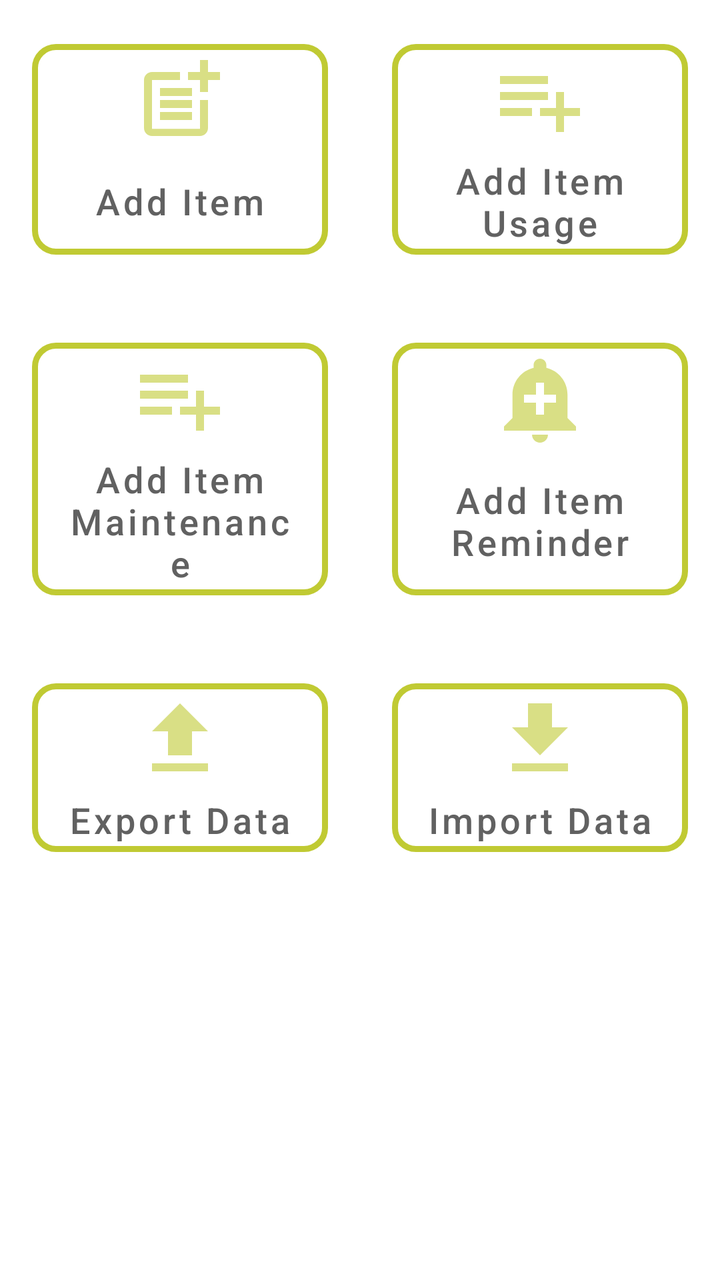
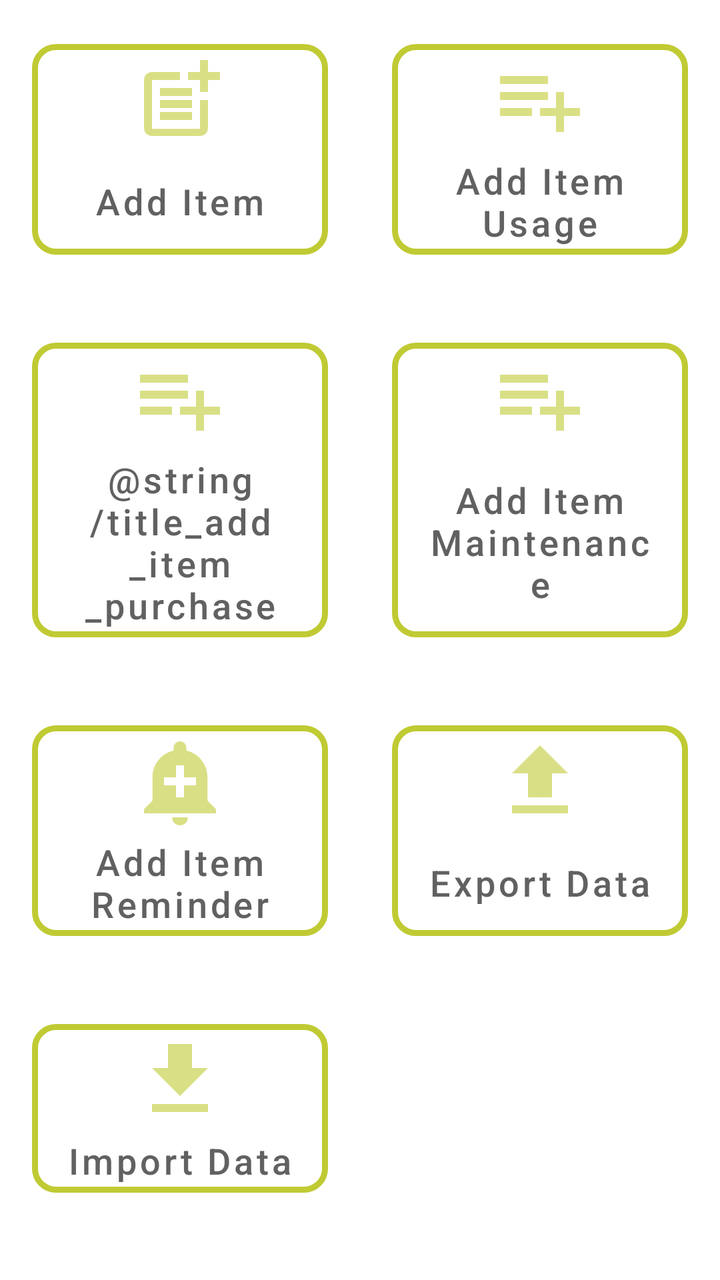

Before-and-after screenshots of an Android layout around one commit, followed by the original layout XML and the change that was made.
<!-- AndroidManifest.xml: application theme Theme.Apersonalstuff -->
<!-- res/layout/page_home.xml -->
<?xml version="1.0" encoding="utf-8"?>
<androidx.drawerlayout.widget.DrawerLayout xmlns:android="http://schemas.android.com/apk/res/android"
    xmlns:app="http://schemas.android.com/apk/res-auto"
    android:id="@+id/drawer"
    android:layout_width="match_parent"
    android:layout_height="match_parent">

    <LinearLayout
        android:layout_width="match_parent"
        android:layout_height="match_parent"
        android:orientation="vertical">

        <FrameLayout
            android:id="@+id/container_app_bar"
            android:layout_width="match_parent"
            android:layout_height="wrap_content" />

        <GridLayout
            android:layout_width="match_parent"
            android:layout_height="wrap_content"
            android:columnCount="@integer/grid_column_count">

            <com.google.android.material.button.MaterialButton
                android:id="@+id/button_add_item"
                style="@style/Theme.Apersonalstuff.HomeMenuButton"
                android:layout_width="0dp"
                android:layout_height="wrap_content"
                android:layout_columnWeight="1"
                android:layout_gravity="fill"
                android:gravity="center"
                android:text="@string/title_add_item"
                app:icon="@drawable/ic_post_add_black" />

            <com.google.android.material.button.MaterialButton
                android:id="@+id/button_add_item_usage"
                style="@style/Theme.Apersonalstuff.HomeMenuButton"
                android:layout_width="0dp"
                android:layout_height="wrap_content"
                android:layout_columnWeight="1"
                android:layout_gravity="fill"
                android:gravity="center"
                android:text="@string/title_add_item_usage"
                app:icon="@drawable/ic_playlist_add_black" />

            <com.google.android.material.button.MaterialButton
                android:id="@+id/button_add_item_maintenance"
                style="@style/Theme.Apersonalstuff.HomeMenuButton"
                android:layout_width="0dp"
                android:layout_height="wrap_content"
                android:layout_columnWeight="1"
                android:layout_gravity="fill"
                android:gravity="center"
                android:text="@string/title_add_item_maintenance"
                app:icon="@drawable/ic_playlist_add_black" />

            <com.google.android.material.button.MaterialButton
                android:id="@+id/button_add_item_reminder"
                style="@style/Theme.Apersonalstuff.HomeMenuButton"
                android:layout_width="0dp"
                android:layout_height="wrap_content"
                android:layout_columnWeight="1"
                android:layout_gravity="fill"
                android:gravity="center"
                android:text="@string/title_add_item_reminder"
                app:icon="@drawable/ic_add_alert_black" />

            <com.google.android.material.button.MaterialButton
                android:id="@+id/button_export"
                style="@style/Theme.Apersonalstuff.HomeMenuButton"
                android:layout_width="0dp"
                android:layout_height="wrap_content"
                android:layout_columnWeight="1"
                android:layout_gravity="fill"
                android:gravity="center"
                android:text="@string/export_data"
                app:icon="@drawable/ic_file_upload_black" />

            <com.google.android.material.button.MaterialButton
                android:id="@+id/button_import"
                style="@style/Theme.Apersonalstuff.HomeMenuButton"
                android:layout_width="0dp"
                android:layout_height="wrap_content"
                android:layout_columnWeight="1"
                android:layout_gravity="fill"
                android:gravity="center"
                android:text="@string/import_data"
                app:icon="@drawable/ic_file_download_black" />
        </GridLayout>
        <TextView
            android:id="@+id/text_backup_progress"
            android:layout_width="match_parent"
            android:layout_height="wrap_content"
            android:gravity="center"
            android:padding="8dp"
            android:textColor="?attr/colorOnSurface"
            android:visibility="gone"
            android:text="" />
    </LinearLayout>

    <androidx.appcompat.widget.LinearLayoutCompat
        android:id="@+id/nav_view"
        android:layout_width="match_parent"
        android:layout_height="match_parent"
        android:layout_gravity="start"
        android:background="?attr/colorOnPrimary"
        android:orientation="vertical">

        <FrameLayout
            android:layout_width="match_parent"
            android:layout_height="100dp"
            android:background="?attr/colorSecondary" />

        <com.google.android.material.button.MaterialButton
            android:id="@+id/menu_items"
            style="@style/Theme.Apersonalstuff.BorderlessMenuButton"
            android:layout_width="match_parent"
            android:layout_height="wrap_content"
            android:text="@string/title_items"
            app:icon="@drawable/ic_list_alt_black" />

        <com.google.android.material.button.MaterialButton
            android:id="@+id/menu_settings"
            style="@style/Theme.Apersonalstuff.BorderlessMenuButton"
            android:layout_width="match_parent"
            android:layout_height="wrap_content"
            android:text="@string/settings"
            app:icon="@drawable/ic_settings_black" />

        <com.google.android.material.button.MaterialButton
            android:id="@+id/menu_donation"
            style="@style/Theme.Apersonalstuff.BorderlessMenuButton"
            android:layout_width="match_parent"
            android:layout_height="wrap_content"
            android:text="@string/buy_developer_a_coffee"
            app:icon="@drawable/ic_coffee_black" />

    </androidx.appcompat.widget.LinearLayoutCompat>
</androidx.drawerlayout.widget.DrawerLayout>
<!-- resources referenced by this layout -->
<resources>
  <!-- drawable ic_coffee_black (drawable-anydpi) -->
  <vector xmlns:android="http://schemas.android.com/apk/res/android"
      android:width="24dp"
      android:height="24dp"
      android:viewportWidth="24"
      android:viewportHeight="24"
      android:tint="#333333"
      android:alpha="0.6">
      <path
          android:fillColor="@android:color/white"
          android:pathData="M18.5,3H6C4.9,3 4,3.9 4,5v5.71c0,3.83 2.95,7.18 6.78,7.29c3.96,0.12 7.22,-3.06 7.22,-7v-1h0.5c1.93,0 3.5,-1.57 3.5,-3.5S20.43,3 18.5,3zM16,5v3H6V5H16zM18.5,8H18V5h0.5C19.33,5 20,5.67 20,6.5S19.33,8 18.5,8zM4,19h16v2H4V19z" />
  </vector>
  <!-- drawable ic_file_download_black (drawable-anydpi) -->
  <?xml version="1.0" encoding="utf-8"?>
  <vector xmlns:android="http://schemas.android.com/apk/res/android"
      android:width="24dp"
      android:height="24dp"
      android:viewportWidth="24"
      android:viewportHeight="24"
      android:tint="#333333"
      android:alpha="0.6">
      <path
          android:fillColor="@android:color/white"
          android:pathData="M19,9h-4V3H9v6H5l7,7 7,-7zM5,18v2h14v-2H5z" />
  </vector>
  <!-- drawable ic_file_upload_black (drawable-anydpi) -->
  <?xml version="1.0" encoding="utf-8"?>
  <vector xmlns:android="http://schemas.android.com/apk/res/android"
      android:width="24dp"
      android:height="24dp"
      android:viewportWidth="24"
      android:viewportHeight="24"
      android:tint="#333333"
      android:alpha="0.6">
      <path
          android:fillColor="@android:color/white"
          android:pathData="M9,16h6v-6h4l-7,-7 -7,7h4v6zM5,18h14v2H5v-2z" />
  </vector>
  <!-- drawable ic_list_alt_black (drawable-anydpi) -->
  <vector xmlns:android="http://schemas.android.com/apk/res/android"
      android:width="24dp"
      android:height="24dp"
      android:viewportWidth="24"
      android:viewportHeight="24"
      android:tint="#333333"
      android:alpha="0.6">
      <path
          android:fillColor="@android:color/white"
          android:pathData="M19,5v14L5,19L5,5h14m1.1,-2L3.9,3c-0.5,0 -0.9,0.4 -0.9,0.9v16.2c0,0.4 0.4,0.9 0.9,0.9h16.2c0.4,0 0.9,-0.5 0.9,-0.9L21,3.9c0,-0.5 -0.5,-0.9 -0.9,-0.9zM11,7h6v2h-6L11,7zM11,11h6v2h-6v-2zM11,15h6v2h-6zM7,7h2v2L7,9zM7,11h2v2L7,13zM7,15h2v2L7,17z" />
  </vector>
  <!-- drawable ic_playlist_add_black (drawable-anydpi) -->
  <vector xmlns:android="http://schemas.android.com/apk/res/android"
      android:width="24dp"
      android:height="24dp"
      android:viewportWidth="24"
      android:viewportHeight="24"
      android:tint="#333333"
      android:alpha="0.6">
      <path
          android:fillColor="@android:color/white"
          android:pathData="M14,10L2,10v2h12v-2zM14,6L2,6v2h12L14,6zM18,14v-4h-2v4h-4v2h4v4h2v-4h4v-2h-4zM2,16h8v-2L2,14v2z" />
  </vector>
  <integer name="grid_column_count">2</integer>
  <string name="buy_developer_a_coffee">Buy developer a coffee</string>
  <string name="export_data">Export Data</string>
  <string name="import_data">Import Data</string>
  <string name="settings">Settings</string>
  <string name="title_add_item">Add Item</string>
  <string name="title_add_item_maintenance">Add Item Maintenance</string>
  <string name="title_add_item_reminder">Add Item Reminder</string>
  <string name="title_add_item_usage">Add Item Usage</string>
  <string name="title_items">Items</string>
  <color name="daynight_gray_700_white">@color/gray_700</color>
  <dimen name="text_nav_menu">18sp</dimen>
  <color name="light_green_600">#7CB342</color>
  <color name="light_green_200">#C5E1A5</color>
  <color name="white">#FFFFFFFF</color>
  <color name="lime_600">#C0CA33</color>
  <color name="green_600">#43A047</color>
  <color name="black">#FF000000</color>
  <color name="gray_700">#616161</color>
  <!-- unchanged entries left out for length: 6 -->
</resources>

<!-- the commit's change to res/layout/page_home.xml (unified diff, before → after) -->
@@ -40,6 +40,17 @@
                 android:layout_gravity="fill"
                 android:gravity="center"
                 android:text="@string/title_add_item_usage"
+                app:icon="@drawable/ic_playlist_add_black" />
+
+            <com.google.android.material.button.MaterialButton
+                android:id="@+id/button_add_item_purchase"
+                style="@style/Theme.Apersonalstuff.HomeMenuButton"
+                android:layout_width="0dp"
+                android:layout_height="wrap_content"
+                android:layout_columnWeight="1"
+                android:layout_gravity="fill"
+                android:gravity="center"
+                android:text="@string/title_add_item_purchase"
                 app:icon="@drawable/ic_playlist_add_black" />
 
             <com.google.android.material.button.MaterialButton
